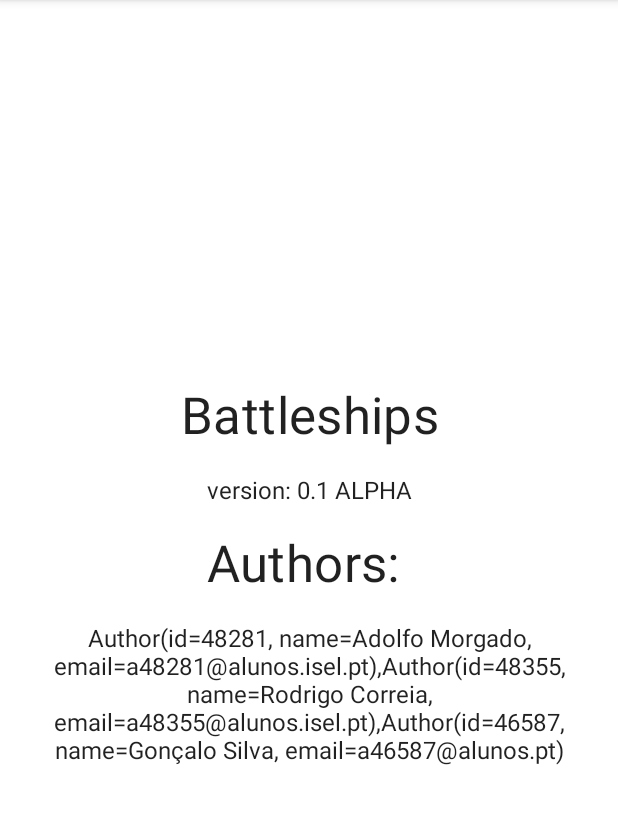
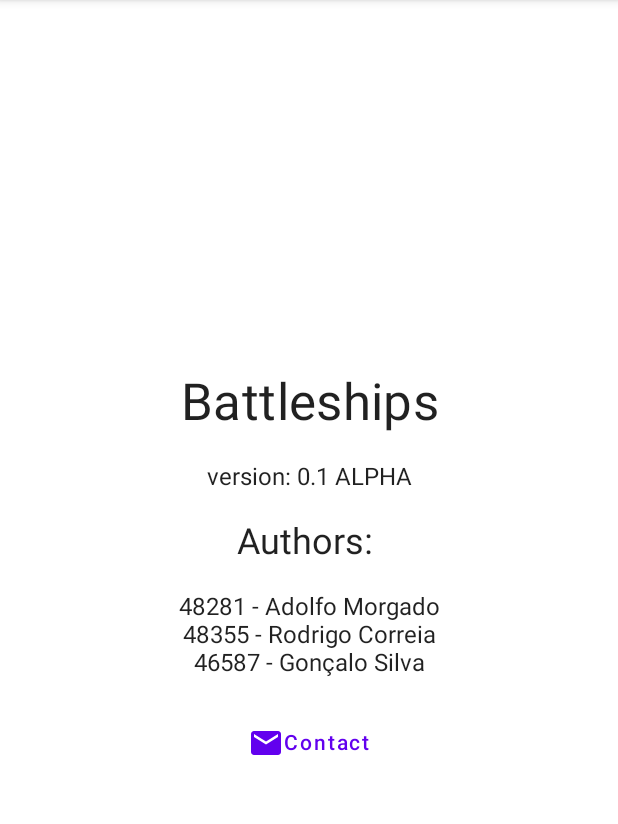
Before and after one commit to RodrigoHCorreia/battleship-mobile, an Android app built with Jetpack Compose: the screen it shows after launch (AboutActivity), after a tap on "Info", on a phone screen of 412 x 824 dp, the part 84-908 px from its top. Run offline under Robolectric (Android 15) with nearby library versions, the phone set to English and light mode, and no system bars.

Commit message:
Improved about screen

```diff
--- a/app/src/main/java/battleship/mobile/activities/HomeActivity.kt
+++ b/app/src/main/java/battleship/mobile/activities/HomeActivity.kt
@@ -7,10 +7,8 @@ import android.os.Bundle
 import androidx.activity.ComponentActivity
 import androidx.activity.compose.setContent
 import androidx.compose.foundation.layout.fillMaxSize
-import androidx.compose.material.Button
 import androidx.compose.material.MaterialTheme
 import androidx.compose.material.Surface
-import androidx.compose.material.Text
 import androidx.compose.ui.Modifier
 import battleship.mobile.screens.HomeScreen
 import battleship.mobile.ui.theme.BattleshipmobileTheme
@@ -50,4 +48,5 @@ class HomeActivity : ComponentActivity() {
         val intent = Intent(this, AboutActivity::class.java)
         startActivity(intent)
     }
+
 }
--- a/app/src/main/java/battleship/mobile/data/AppInfo.kt
+++ b/app/src/main/java/battleship/mobile/data/AppInfo.kt
@@ -11,6 +11,6 @@ val appInfo = Info(
     version = "0.1 ALPHA", authors = listOf(
         Author(48281, "Adolfo Morgado", "a48281@alunos.isel.pt"),
         Author(48355, "Rodrigo Correia", "a48355@alunos.isel.pt"),
-        Author(46587, "Gonçalo Silva", "a46587@alunos.pt")
+        Author(46587, "Gonçalo Silva", "a46587@alunos.isel.pt")
     )
 )
--- a/app/src/main/java/battleship/mobile/screens/AboutScreen.kt
+++ b/app/src/main/java/battleship/mobile/screens/AboutScreen.kt
@@ -1,7 +1,12 @@
 package battleship.mobile.screens
 
-import androidx.compose.foundation.layout.*
+import androidx.compose.foundation.layout.Arrangement
+import androidx.compose.foundation.layout.Column
+import androidx.compose.foundation.layout.fillMaxSize
+import androidx.compose.foundation.layout.padding
 import androidx.compose.material.*
+import androidx.compose.material.icons.Icons
+import androidx.compose.material.icons.filled.Email
 import androidx.compose.runtime.Composable
 import androidx.compose.ui.Alignment
 import androidx.compose.ui.Modifier
@@ -11,10 +16,12 @@ import battleship.mobile.data.Info
 import battleship.mobile.ui.TopBar
 import battleship.mobile.ui.theme.BattleshipmobileTheme
 
+
 @Composable
 fun AboutScreen(
     appInfo: Info,
     serverInfo: Info? = null,
+    onSendEmailRequested: () -> Unit = { },
     onBackRequested: () -> Unit = { }
 ) {
     BattleshipmobileTheme {
@@ -42,15 +49,18 @@ fun AboutScreen(
                 )
                 Text(
                     text = "Authors: ",
-                    style = MaterialTheme.typography.h4,
+                    style = MaterialTheme.typography.h5,
                     textAlign = TextAlign.Center
                 )
                 Text(
-                    // necessario arranjar a info dos autores
-                    text = appInfo.authors.joinToString(","),
+                    text = appInfo.authors.joinToString(separator = "\n") { it.id.toString() + " - " + it.name },
                     style = MaterialTheme.typography.body1,
                     textAlign = TextAlign.Center
                 )
+                TextButton(onClick = onSendEmailRequested) {
+                    Icon(Icons.Default.Email, contentDescription = "Localized description")
+                    Text("Contact")
+                }
             }
         }
     }
--- a/app/src/main/java/battleship/mobile/screens/HomeScreen.kt
+++ b/app/src/main/java/battleship/mobile/screens/HomeScreen.kt
@@ -1,7 +1,6 @@
 package battleship.mobile.screens
 
 import androidx.compose.foundation.layout.*
-import androidx.compose.foundation.shape.RoundedCornerShape
 import androidx.compose.material.*
 import androidx.compose.material.icons.Icons
 import androidx.compose.material.icons.filled.Info
--- a/app/src/main/res/values/strings.xml
+++ b/app/src/main/res/values/strings.xml
@@ -1,3 +1,4 @@
 <resources>
     <string name="app_name">battleship-mobile</string>
+    <string name="activity_info_no_suitable_app">Could not find a suitable application</string>
 </resources>
```
Also changed, not shown: app/src/main/java/battleship/mobile/activities/AboutActivity.kt (+29 -0 lines).
